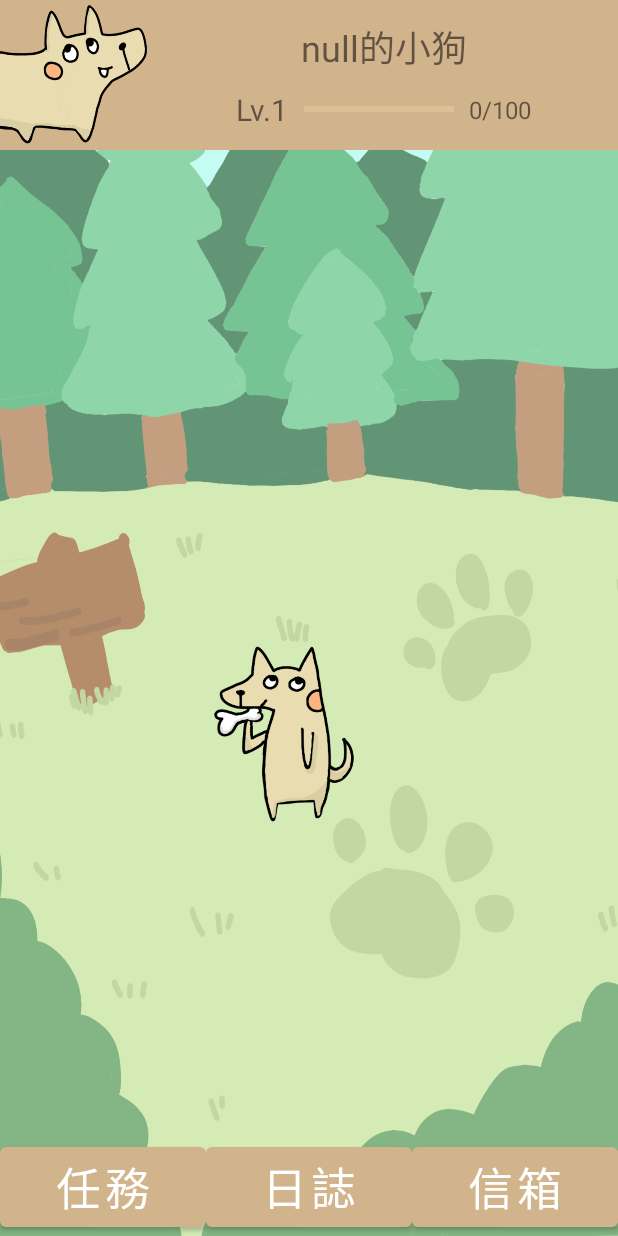
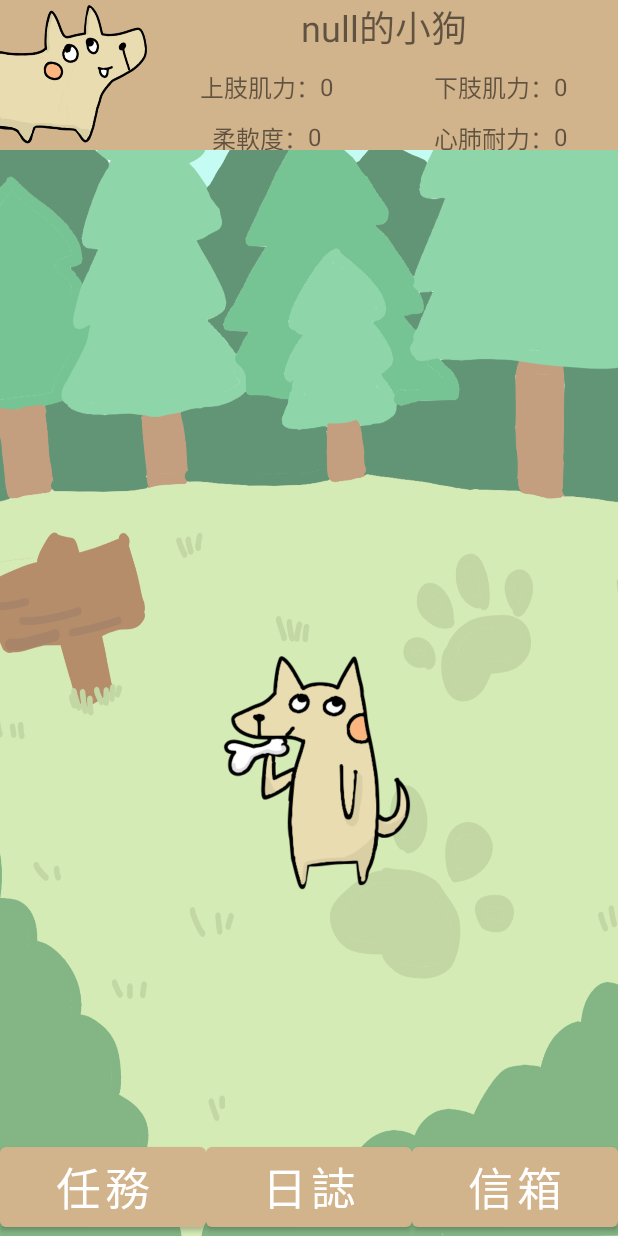
Before and after one commit to SuMingWei/Fit_it, an Android app: the Home screen opened directly, with no data from a screen before it, on a phone screen of 412 x 824 dp. Run offline under Robolectric (Android 15) with nearby library versions, the phone set to English and light mode, and no system bars.

Commit message:
[modify] petInfo

```diff
--- a/app/src/main/java/com/example/fitit/DBHelper.java
+++ b/app/src/main/java/com/example/fitit/DBHelper.java
@@ -17,12 +17,12 @@ public class DBHelper extends SQLiteOpenHelper {
     private final String password = "Password";
 
     private final String uid = "ID";
-    private final String experience = "Experience";
-//    private final String date = "date";
-//    private final String upperlimb = "Upperlimb";
-//    private final String lowerlimb = "Lowerlimb";
-//    private final String softness = "Softness";
-//    private final String endurance = "Endurance";
+    private final String upperlimb = "Upperlimb";
+    private final String lowerlimb = "Lowerlimb";
+    private final String softness = "Softness";
+    private final String endurance = "Endurance";
+
+    //    private final String date = "date";
 
     private static final String databaseName = "LocalDB";
     private static final int databaseVersion = 1;
@@ -36,7 +36,11 @@ public class DBHelper extends SQLiteOpenHelper {
     // pet info
     private final String PetTableName = "PetInfo";
     private final String createPetTableSQL = "CREATE TABLE IF NOT EXISTS " + this.PetTableName
-            + " ( " + this.uid + " INTEGER PRIMARY KEY AUTOINCREMENT, " + this.experience + " INTEGER ) ;";
+            + " ( " + this.uid + " INTEGER PRIMARY KEY AUTOINCREMENT, "
+            + this.upperlimb + " INTEGER,"
+            + this.lowerlimb + " INTEGER,"
+            + this.softness + " INTEGER,"
+            + this.endurance + " INTEGER ) ;";
 
     private final String deletePetTableSQL = "DROP TABLE IF EXISTS " + this.AccountTableName + ";";
 
@@ -100,22 +104,28 @@ public class DBHelper extends SQLiteOpenHelper {
         return accountList;
     }
 
-    public void insertToPet(int experience){
+    public void insertToPet(int upperlimb,int lowerlimb,int softness,int endurance){
         SQLiteDatabase myLocalDB = this.getReadableDatabase() ;
 
         ContentValues contentValues = new ContentValues();
-        contentValues.put(this.experience,experience);
+        contentValues.put(this.upperlimb,upperlimb);
+        contentValues.put(this.lowerlimb,lowerlimb);
+        contentValues.put(this.softness,softness);
+        contentValues.put(this.endurance,endurance);
 
         long nowID = myLocalDB.insert(this.PetTableName,null,contentValues);
 
         Toast.makeText(this.nowContext,"new pet",Toast.LENGTH_SHORT).show();
     }
 
-    public void updateToPet(int id,int new_experience){
+    public void updateToPet(int id,int new_upperlimb,int new_lowerlimb,int new_softness,int new_endurance){
         SQLiteDatabase myLocalDB = this.getReadableDatabase() ;
 
         ContentValues contentValues = new ContentValues();
-        contentValues.put(this.experience,new_experience);
+        contentValues.put(this.upperlimb,new_upperlimb);
+        contentValues.put(this.lowerlimb,new_lowerlimb);
+        contentValues.put(this.softness,new_softness);
+        contentValues.put(this.endurance,new_endurance);
 
         String[] argu = {String.valueOf(id)};
         int affectRow = myLocalDB.update(this.PetTableName,contentValues,this.uid + " = ? ",argu);
@@ -132,15 +142,18 @@ public class DBHelper extends SQLiteOpenHelper {
         ArrayList<PetInfo> petList = new ArrayList<>();
 
         SQLiteDatabase myLocalDB = this.getReadableDatabase();
-        String[] myColumn = {this.experience};
+        String[] myColumn = {this.upperlimb,this.lowerlimb,this.softness,this.endurance};
 
         Cursor myCursor = myLocalDB.query(this.PetTableName,myColumn,null,null,null,null,null);
 
         while(myCursor.moveToNext()){
-            int experience = myCursor.getInt(myCursor.getColumnIndex(this.experience));
+            int upperlimb = myCursor.getInt(myCursor.getColumnIndex(this.upperlimb));
+            int lowerlimb = myCursor.getInt(myCursor.getColumnIndex(this.lowerlimb));
+            int softness = myCursor.getInt(myCursor.getColumnIndex(this.softness));
+            int endurance = myCursor.getInt(myCursor.getColumnIndex(this.endurance));
 
             PetInfo petInfo = new PetInfo();
-            petInfo.init(experience);
+            petInfo.init(upperlimb,lowerlimb,softness,endurance);
             petList.add(petInfo);
         }
 
--- a/app/src/main/java/com/example/fitit/Home.java
+++ b/app/src/main/java/com/example/fitit/Home.java
@@ -14,8 +14,7 @@ import android.widget.Toast;
 import java.util.ArrayList;
 
 public class Home extends AppCompatActivity {
-    private TextView username,level,progress;
-    private ProgressBar level_bar;
+    private TextView username,upperlimb_tv,lowerlimb_tv,softness_tv,endurance_tv;
     private ImageView pet;
     private Button mission_btn,diary_btn,mail_btn;
 
@@ -30,7 +29,6 @@ public class Home extends AppCompatActivity {
         findObject();
         setUsername();
         buttonClickEvent();
-        //updatePetInfo();
     }
 
     @Override
@@ -41,9 +39,10 @@ public class Home extends AppCompatActivity {
 
     public void findObject(){
         username = findViewById(R.id.username);
-        level_bar = findViewById(R.id.level_bar);
-        level = findViewById(R.id.level);
-        progress = findViewById(R.id.progress);
+        upperlimb_tv = findViewById(R.id.upperlimb);
+        lowerlimb_tv = findViewById(R.id.lowerlimb);
+        softness_tv = findViewById(R.id.softness);
+        endurance_tv = findViewById(R.id.endurance);
         pet = findViewById(R.id.pet);
         mission_btn = findViewById(R.id.mission_btn);
         diary_btn = findViewById(R.id.diary_btn);
@@ -55,21 +54,22 @@ public class Home extends AppCompatActivity {
         username.setText(name + "的小狗");
     }
 
-    public void setLevel(int experience){
-        level.setText("Lv." + String.valueOf(experience / 100 + 1));
-        level_bar.setProgress(experience % 100);
-        progress.setText(String.valueOf(experience % 100) + "/100");
+    public void setValue(int upperlimb,int lowerlimb,int softness,int endurance){
+        upperlimb_tv.setText(String.valueOf(upperlimb));
+        lowerlimb_tv.setText(String.valueOf(lowerlimb));
+        softness_tv.setText(String.valueOf(softness));
+        endurance_tv.setText(String.valueOf(endurance));
     }
 
     public void updatePetInfo(){
         petInfo = myDBHelper.getPetInfo();
         if(petInfo.size() == 0){
-            myDBHelper.insertToPet(0);
-            setLevel(0);
+            myDBHelper.insertToPet(0,0,0,0);
+            setValue(0,0,0,0);
         }else{
-            setLevel(petInfo.get(0).getExperience());
+            setValue(petInfo.get(0).getUpperlimb(),petInfo.get(0).getLowerlimb(),
+                    petInfo.get(0).getSoftness(),petInfo.get(0).getEndurance());
         }
-
     }
 
     public void buttonClickEvent(){
--- a/app/src/main/res/layout/activity_home.xml
+++ b/app/src/main/res/layout/activity_home.xml
@@ -54,38 +54,112 @@
                 android:text="的小狗"/>
 
             <LinearLayout
-                android:layout_width="wrap_content"
+                android:layout_width="match_parent"
                 android:layout_height="wrap_content"
+                android:weightSum="2"
                 android:orientation="horizontal"
-                android:gravity="center_horizontal"
-                android:layout_marginTop="10dp">
+                android:layout_marginTop="10dp"
+                android:gravity="center"
+                android:layout_gravity="center_vertical">
 
-                <TextView
-                    android:id="@+id/level"
-                    android:layout_width="wrap_content"
+                <LinearLayout
+                    android:layout_width="0dp"
                     android:layout_height="wrap_content"
-                    android:layout_gravity="center"
-                    android:textSize="20dp"
-                    android:text="Lv.1"/>
-                <ProgressBar
-                    android:id="@+id/level_bar"
-                    android:layout_width="100dp"
-                    android:layout_height="20dp"
-                    android:layout_marginLeft="10dp"
-                    android:layout_marginRight="10dp"
-                    android:layout_gravity="center"
-                    android:max="100"
-                    android:progressBackgroundTint="@color/wheat"
-                    android:progressTint="@color/peru"
-                    style="@style/Widget.AppCompat.ProgressBar.Horizontal" />
+                    android:layout_weight="1"
+                    android:orientation="horizontal"
+                    android:gravity="center_horizontal">
 
-                <TextView
-                    android:id="@+id/progress"
-                    android:layout_width="wrap_content"
+                    <TextView
+                        android:layout_width="wrap_content"
+                        android:layout_height="wrap_content"
+                        android:layout_gravity="center"
+                        android:textSize="16dp"
+                        android:text="上肢肌力："/>
+
+                    <TextView
+                        android:id="@+id/upperlimb"
+                        android:layout_width="wrap_content"
+                        android:layout_height="wrap_content"
+                        android:layout_gravity="center"
+                        android:textSize="16dp"
+                        android:text="0"/>
+                </LinearLayout>
+                <LinearLayout
+                    android:layout_width="0dp"
                     android:layout_height="wrap_content"
-                    android:layout_gravity="center"
-                    android:textSize="16dp"
-                    android:text="0/100"/>
+                    android:layout_weight="1"
+                    android:orientation="horizontal"
+                    android:gravity="center_horizontal">
+
+                    <TextView
+                        android:layout_width="wrap_content"
+                        android:layout_height="wrap_content"
+                        android:layout_gravity="center"
+                        android:textSize="16dp"
+                        android:text="下肢肌力："/>
+
+                    <TextView
+                        android:id="@+id/lowerlimb"
+                        android:layout_width="wrap_content"
+                        android:layout_height="wrap_content"
+                        android:layout_gravity="center"
+                        android:textSize="16dp"
+                        android:text="0"/>
+                </LinearLayout>
+            </LinearLayout>
+            <LinearLayout
+                android:layout_width="match_parent"
+                android:layout_height="wrap_content"
+                android:weightSum="2"
+                android:orientation="horizontal"
+                android:layout_marginTop="10dp"
+                android:gravity="center"
+                android:layout_gravity="center_vertical">
+
+                <LinearLayout
+                    android:layout_width="0dp"
+                    android:layout_height="wrap_content"
+                    android:layout_weight="1"
+                    android:orientation="horizontal"
+                    android:gravity="center_horizontal">
+
+                    <TextView
+                        android:layout_width="wrap_content"
+                        android:layout_height="wrap_content"
+                        android:layout_gravity="center"
+                        android:textSize="16dp"
+                        android:text="柔軟度："/>
+
+                    <TextView
+                        android:id="@+id/softness"
+                        android:layout_width="wrap_content"
+                        android:layout_height="wrap_content"
+                        android:layout_gravity="center"
+                        android:textSize="16dp"
+                        android:text="0"/>
+                </LinearLayout>
+                <LinearLayout
+                    android:layout_width="0dp"
+                    android:layout_height="wrap_content"
+                    android:layout_weight="1"
+                    android:orientation="horizontal"
+                    android:gravity="center_horizontal">
+
+                    <TextView
+                        android:layout_width="wrap_content"
+                        android:layout_height="wrap_content"
+                        android:layout_gravity="center"
+                        android:textSize="16dp"
+                        android:text="心肺耐力："/>
+
+                    <TextView
+                        android:id="@+id/endurance"
+                        android:layout_width="wrap_content"
+                        android:layout_height="wrap_content"
+                        android:layout_gravity="center"
+                        android:textSize="16dp"
+                        android:text="0"/>
+                </LinearLayout>
             </LinearLayout>
 
         </LinearLayout>
@@ -95,11 +169,10 @@
     <ImageView
         android:id="@+id/pet"
         android:src="@drawable/dog_walk1"
-        android:layout_width="150dp"
-        android:layout_height="150dp"
+        android:layout_width="200dp"
+        android:layout_height="200dp"
         app:layout_constraintTop_toTopOf="@id/horizontal_50"
         app:layout_constraintLeft_toLeftOf="@id/vertical_30"/>
-
 
     <LinearLayout
         android:layout_width="match_parent"
--- a/app/src/main/res/layout/activity_register.xml
+++ b/app/src/main/res/layout/activity_register.xml
@@ -80,7 +80,7 @@
             android:layout_marginTop="10dp"
             android:gravity="center"
             android:textSize="24dp"
-            android:text="請輸入一個名字" />
+            android:text="請輸入英文名字" />
 
         <EditText
             android:id="@+id/name"
```
Also changed, not shown: app/src/main/java/com/example/fitit/PetInfo.java (+24 -5 lines), app/src/main/res/layout/activity_diary.xml (+35 -0 lines), app/src/main/res/layout/activity_mail.xml (+19 -0 lines).
